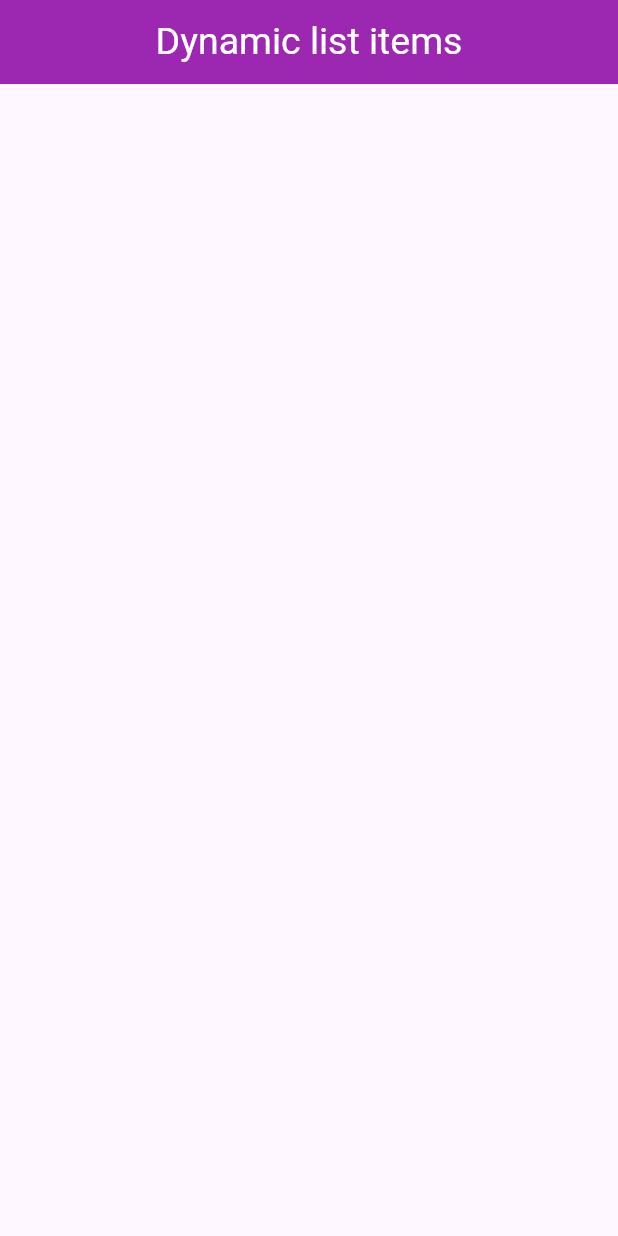
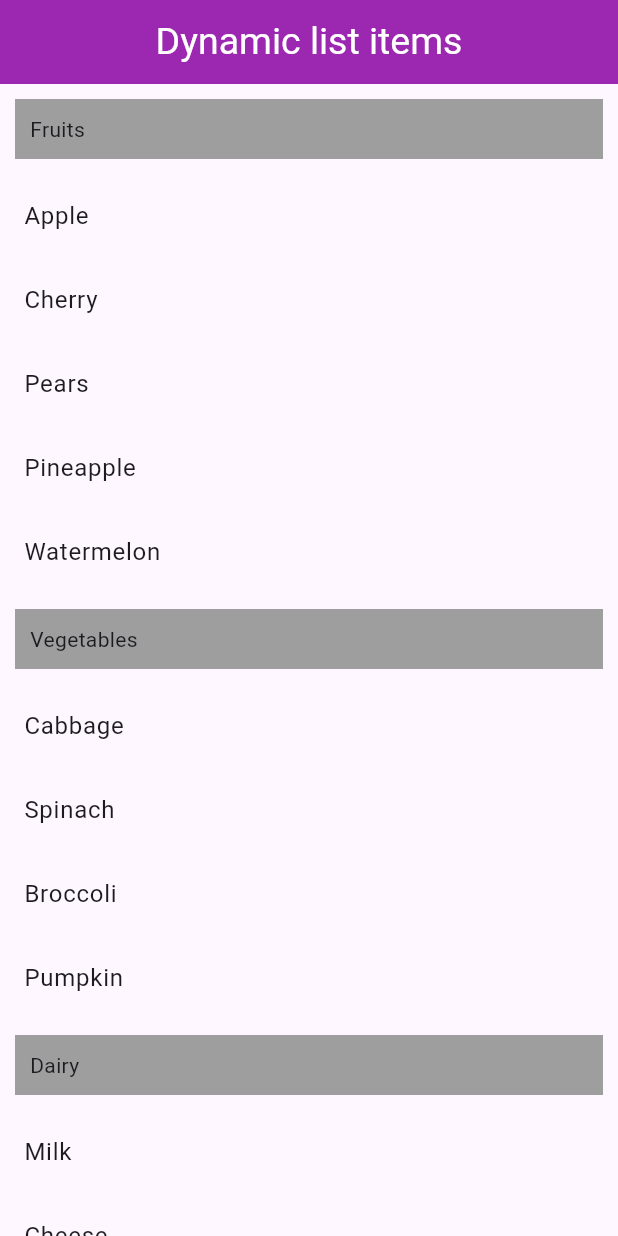
Before and after one commit to Majok-Bol/dynamic_list, a Flutter app: the screen it shows after launch, on a phone screen of 412 x 824 dp. Run offline on Flutter 3.47's test engine with Material 3 defaults, Android fonts, the phone set to English and light mode, and no system bars.

Commit message:
added more  items to the list

```diff
--- a/lib/main.dart
+++ b/lib/main.dart
@@ -1,6 +1,23 @@
 import 'package:flutter/material.dart';
 void main(){
   runApp(MyApp());
+}
+
+//define abstract class for different  list items
+abstract class ListItem{
+
+}
+//heading item
+class HeadingItem extends ListItem{
+  final String title;
+  //constructor for heading title
+  HeadingItem(this.title);
+}
+//sub item under a heading
+class SubItem extends ListItem{
+  final String subItemContent;
+  //constructor for sub item content
+SubItem(this.subItemContent);
 }
 class MyApp extends StatelessWidget{
   //sample data:list containing headings and items
@@ -19,6 +36,17 @@
     HeadingItem('Dairy'),
     SubItem('Milk'),
     SubItem('Cheese'),
+    HeadingItem('Cities'),
+    SubItem('Nairobi'),
+    SubItem('Damascus'),
+    SubItem('Copenhagen'),
+    SubItem('Moscow'),
+    HeadingItem('Animals'),
+    SubItem('Lion'),
+    SubItem('Elephant'),
+    SubItem('Rhino'),
+    SubItem('Zebra'),
+
 
 
   ];
@@ -28,25 +56,32 @@
       debugShowCheckedModeBanner: false,
       home: Scaffold(
         appBar: AppBar(title: Text('Dynamic list items',style: TextStyle(color: Colors.white,fontSize: 25),),backgroundColor: Colors.purple,centerTitle: true,),
+        body: ListView.builder(
+          itemCount: items.length,
+            itemBuilder: (context,index){
+          //get list item by index
+          final item=items[index];
+          //if item is heading
+          if(item is HeadingItem){
+            return Container(
+              margin: EdgeInsets.all(10),
+              padding: EdgeInsets.all(10),
+              color: Colors.grey,
+              child: Text(item.title),
+            );
+
+          }else if(item is SubItem){
+              return ListTile(
+                title: Text(item.subItemContent),
+
+              );
+            }
+            return SizedBox.shrink();
+          }
+
+          ),
 
       ),
     );
   }
 }
-
-//define abstract class for different  list items
-abstract class ListItem{
-
-}
-//heading item
-class HeadingItem extends ListItem{
-  final String title;
-  //constructor for heading title
-  HeadingItem(this.title);
-}
-//sub item under a heading
-class SubItem extends ListItem{
-  final String subItemContent;
-  //constructor for sub item content
-SubItem(this.subItemContent);
-}
```
